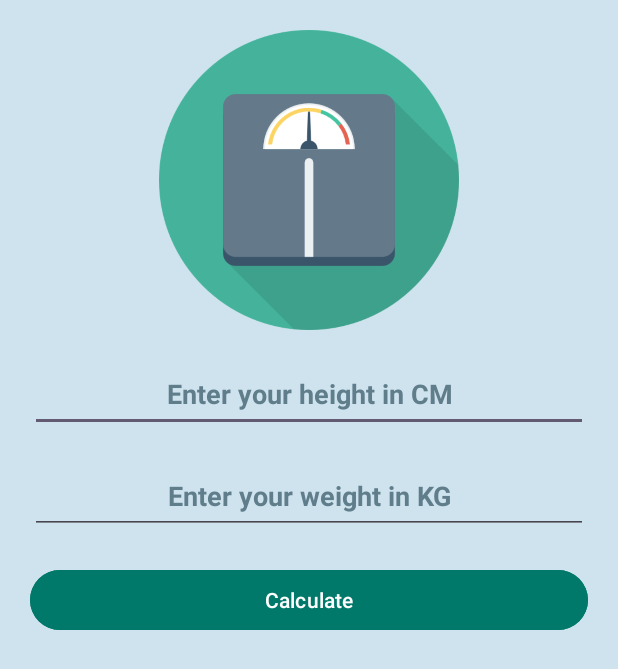
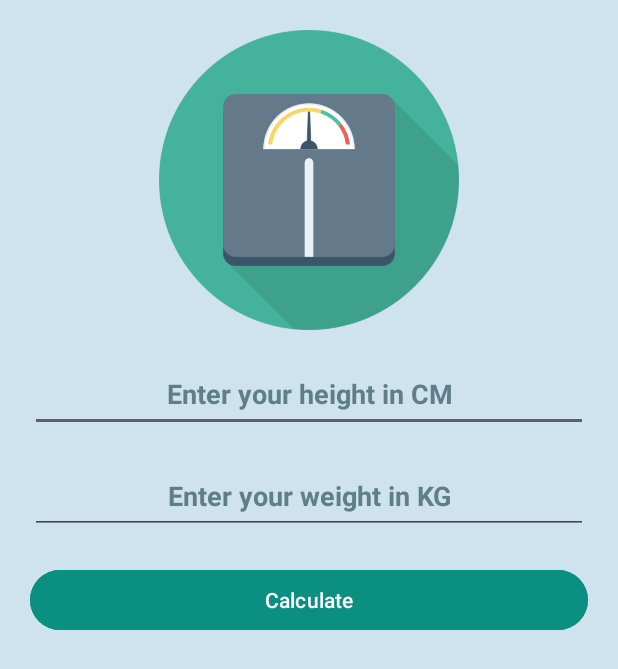
Before and after one commit to BouchraMerabti/ImcCalculator, an Android app: the screen it shows after launch (MainActivity), on a phone screen of 412 x 824 dp. Shown: the top 669 px of the screen. Run offline under Robolectric (Android 15) with nearby library versions, the phone set to English and light mode, and no system bars.

Commit message:
XML file

```diff
--- a/app/src/main/res/layout/activity_main.xml
+++ b/app/src/main/res/layout/activity_main.xml
@@ -73,8 +73,8 @@
 
     <ImageView
         android:id="@+id/imEmoji"
-        android:layout_width="50dp"
-        android:layout_height="50dp"
+        android:layout_width="60dp"
+        android:layout_height="60dp"
         android:layout_marginTop="20dp"
         android:layout_gravity="center_horizontal"
         android:textStyle="bold"
--- a/app/src/main/res/values/colors.xml
+++ b/app/src/main/res/values/colors.xml
@@ -2,7 +2,7 @@
 <resources>
     <color name="black">#FF000000</color>
     <color name="white">#FFFFFFFF</color>
-    <color name="green">#00796B</color>
+    <color name="green">#0B8F80</color>
     <color name="background">#CEE3ED</color>
     <color name="green_light">#2A952E</color>
     <color name="yellow">#D8CA51</color>
```
